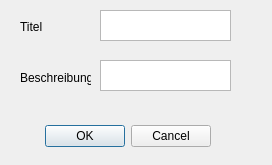
Above: pg_metadata/resources/ui/edit_metadata_dialog.ui from effjot/qgis-pgmetadata-plugin before the change. Below: the same form after it.
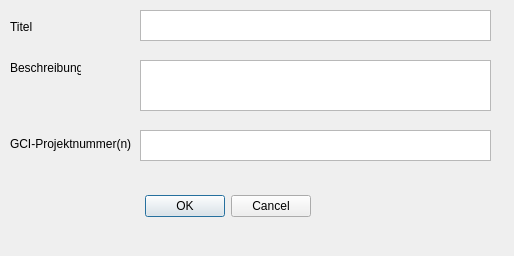
That is the form after the change.

Commit message: Edit for project number added

```diff
--- a/pg_metadata/resources/ui/edit_metadata_dialog.ui
+++ b/pg_metadata/resources/ui/edit_metadata_dialog.ui
@@ -6,8 +6,8 @@
    <rect>
     <x>0</x>
     <y>0</y>
-    <width>272</width>
-    <height>165</height>
+    <width>514</width>
+    <height>256</height>
    </rect>
   </property>
   <property name="windowTitle">
@@ -16,8 +16,8 @@
   <widget class="QDialogButtonBox" name="buttonBox">
    <property name="geometry">
     <rect>
-     <x>40</x>
-     <y>120</y>
+     <x>140</x>
+     <y>190</y>
      <width>171</width>
      <height>32</height>
     </rect>
@@ -32,9 +32,9 @@
   <widget class="QPlainTextEdit" name="textbox_title">
    <property name="geometry">
     <rect>
-     <x>100</x>
+     <x>140</x>
      <y>10</y>
-     <width>131</width>
+     <width>351</width>
      <height>31</height>
     </rect>
    </property>
@@ -42,17 +42,17 @@
   <widget class="QPlainTextEdit" name="textbox_abstract">
    <property name="geometry">
     <rect>
-     <x>100</x>
+     <x>140</x>
      <y>60</y>
-     <width>131</width>
-     <height>31</height>
+     <width>351</width>
+     <height>51</height>
     </rect>
    </property>
   </widget>
   <widget class="QLabel" name="label">
    <property name="geometry">
     <rect>
-     <x>20</x>
+     <x>10</x>
      <y>20</y>
      <width>47</width>
      <height>13</height>
@@ -65,8 +65,8 @@
   <widget class="QLabel" name="label_2">
    <property name="geometry">
     <rect>
-     <x>20</x>
-     <y>70</y>
+     <x>10</x>
+     <y>60</y>
      <width>71</width>
      <height>16</height>
     </rect>
@@ -75,6 +75,29 @@
     <string>Beschreibung</string>
    </property>
   </widget>
+  <widget class="QLabel" name="label_3">
+   <property name="geometry">
+    <rect>
+     <x>10</x>
+     <y>136</y>
+     <width>121</width>
+     <height>16</height>
+    </rect>
+   </property>
+   <property name="text">
+    <string>GCI-Projektnummer(n)</string>
+   </property>
+  </widget>
+  <widget class="QPlainTextEdit" name="textbox_project_number">
+   <property name="geometry">
+    <rect>
+     <x>140</x>
+     <y>130</y>
+     <width>351</width>
+     <height>31</height>
+    </rect>
+   </property>
+  </widget>
  </widget>
  <resources/>
  <connections>
```
The commit also changes 1 other file.
